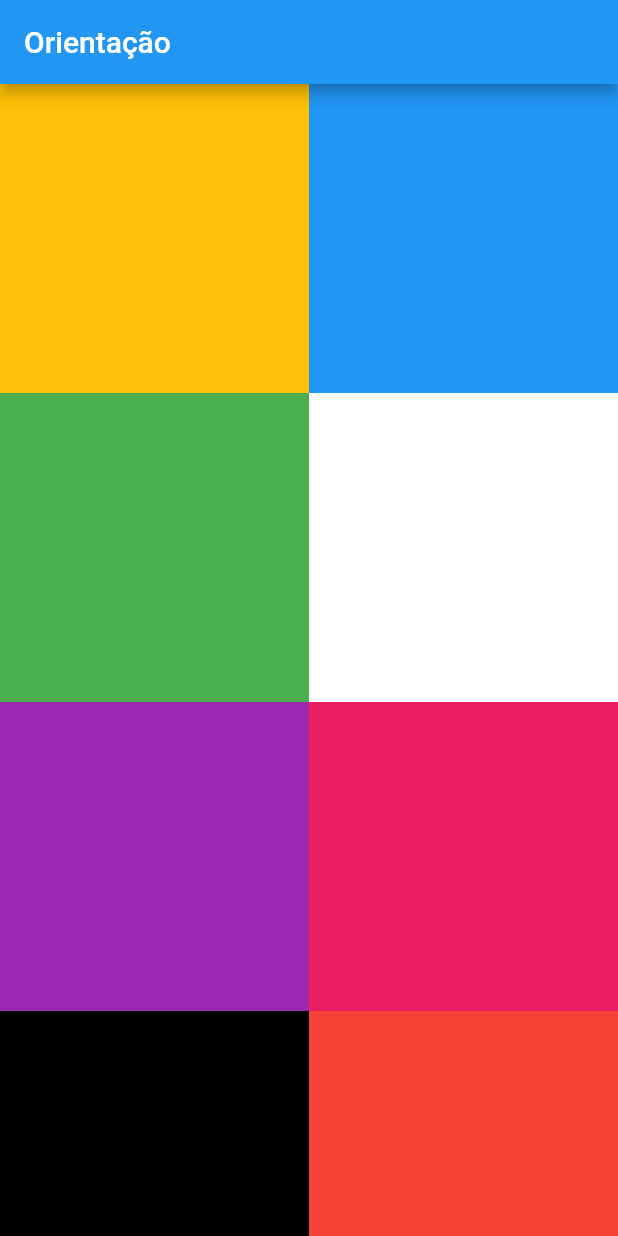
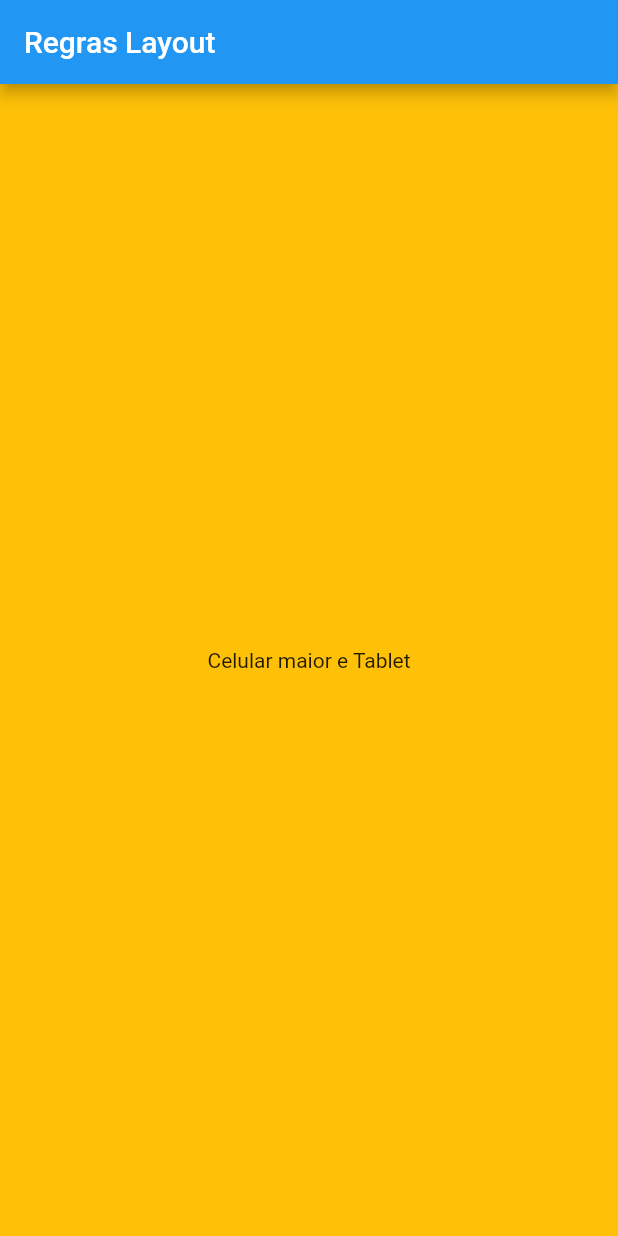
Before and after one commit to RubenManuel24/Flutter_Web_Responsividade, a Flutter app: the screen it shows after launch, on a phone screen of 412 x 824 dp. Run offline on Flutter 3.47's test engine with Material 2 defaults, Android fonts, the phone set to English and light mode, and no system bars.

Commit message:
Utilizando LayoutBuilder

```diff
--- /dev/null
+++ b/lib/layout_builder_regras_de_layout.dart
@@ -0,0 +1,47 @@
+import 'package:flutter/material.dart';
+class LayoutBuilderRegrasDeLayout extends StatefulWidget {
+  const LayoutBuilderRegrasDeLayout({super.key});
+
+  @override
+  State<LayoutBuilderRegrasDeLayout> createState() => _LayoutBuilderRegrasDeLayoutState();
+}
+
+class _LayoutBuilderRegrasDeLayoutState extends State<LayoutBuilderRegrasDeLayout> {
+  @override
+  Widget build(BuildContext context) {
+    return Scaffold(
+      appBar: AppBar(
+        title: Text("Regras Layout"),
+      ),
+      body: Container(
+        width: MediaQuery.of(context).size.width,
+        height: MediaQuery.of(context).size.height,
+        color: Colors.amber,
+        child: LayoutBuilder(
+          builder: (context, constraints){
+            var tamanho = constraints.maxHeight;
+            //print("Tamanho do Container :$tamanho ");
+
+             if(tamanho <= 600){
+                return Center(
+                  child: Text("Celular"),
+                  );
+             }
+             else if(tamanho > 600 || tamanho <= 960){
+                return Center(
+                  child: Text("Celular maior e Tablet"),
+                  );
+             }
+
+             else{
+              return Center(
+                  child: Text("Telas maiores"),
+                  );
+             }
+
+          }
+          ),
+      ),
+    );
+  }
+}
--- a/lib/main.dart
+++ b/lib/main.dart
@@ -1,4 +1,5 @@
 import 'package:flutter/material.dart';
+import 'package:flutter_web/layout_builder_regras_de_layout.dart';
 import 'package:flutter_web/responsiidade_media_query.dart';
 import 'package:flutter_web/responsividade_com_orientation_builder.dart';
 import 'package:flutter_web/responsividade_row_e_column_usando_expanded.dart';
@@ -6,7 +7,7 @@ import 'package:flutter_web/responsividade_row_e_column_usando_expanded.dart';
 void main() {
   runApp(
     MaterialApp(
-      home: ResponsividadeComOrientationBuilder(),
+      home: LayoutBuilderRegrasDeLayout(),
       )
   );
 }
--- a/lib/responsiidade_media_query.dart
+++ b/lib/responsiidade_media_query.dart
@@ -23,25 +23,25 @@ class _ResponsiidadeMediaQueryState extends State<ResponsiidadeMediaQuery> {
       body: Row(
         children: [
           Container(
-            height: responsividadeHeigt - responsiidadeAppBar ,
+            height: responsividadeHeigt - responsividadeAppBar ,
             width: responsividadeWidth,
             color: Colors.amber,
 
           ),
           Container(
-            height: responsividadeHeigt - responsiidadeAppBar,
+            height: responsividadeHeigt - responsividadeAppBar,
             width: responsividadeWidth,
             color: Colors.red,
 
           ),
           Container(
-            height: responsividadeHeigt - responsiidadeAppBar,
+            height: responsividadeHeigt - responsividadeAppBar,
             width: responsividadeWidth,
             color: Colors.black,
 
           ),
           Container(
-            height: responsividadeHeigt - responsiidadeAppBar,
+            height: responsividadeHeigt - responsividadeAppBar,
             width: responsividadeWidth,
             color: Colors.blue
 
```
